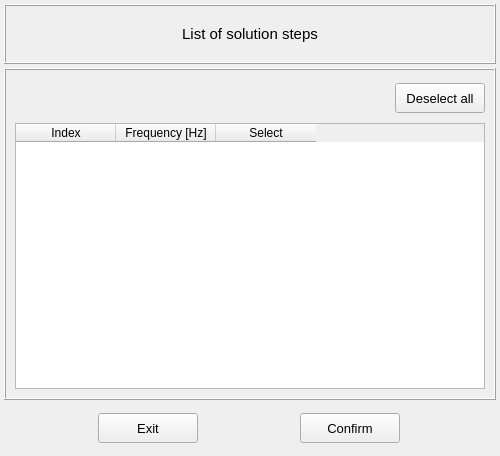
This is vibra/interface/data/ui_files/analysis/user_defined_frequencies_input.ui in MOPT-UFSC/VIBRA as Qt 5 draws it before an edit. The edited form follows.
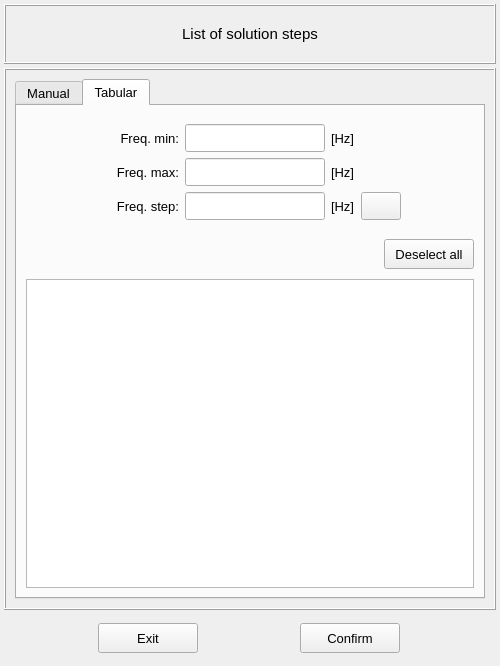
This is the edited form. Icons and pictures are not drawn.

```diff
--- a/vibra/interface/data/ui_files/analysis/user_defined_frequencies_input.ui
+++ b/vibra/interface/data/ui_files/analysis/user_defined_frequencies_input.ui
@@ -7,7 +7,7 @@
     <x>0</x>
     <y>0</y>
     <width>500</width>
-    <height>456</height>
+    <height>666</height>
    </rect>
   </property>
   <property name="windowTitle">
@@ -102,10 +102,227 @@
       <enum>QFrame::Raised</enum>
      </property>
      <layout class="QGridLayout" name="gridLayout_4">
+      <item row="0" column="0">
+       <widget class="QTabWidget" name="tabWidget">
+        <property name="font">
+         <font>
+          <pointsize>10</pointsize>
+         </font>
+        </property>
+        <property name="currentIndex">
+         <number>1</number>
+        </property>
+        <widget class="QWidget" name="tab_2">
+         <attribute name="title">
+          <string>Manual</string>
+         </attribute>
+         <layout class="QGridLayout" name="gridLayout_8">
       <item row="1" column="0">
+           <widget class="QTableWidget" name="tableWidget_frequencies_2">
+            <attribute name="horizontalHeaderVisible">
+             <bool>false</bool>
+            </attribute>
+            <attribute name="verticalHeaderVisible">
+             <bool>false</bool>
+            </attribute>
+            <column>
+             <property name="text">
+              <string>Index</string>
+             </property>
+            </column>
+            <column>
+             <property name="text">
+              <string>Frequency [Hz]</string>
+             </property>
+            </column>
+            <column>
+             <property name="text">
+              <string>Remove</string>
+             </property>
+            </column>
+           </widget>
+          </item>
+          <item row="0" column="0">
+           <widget class="QFrame" name="frame_4">
+            <property name="frameShape">
+             <enum>QFrame::NoFrame</enum>
+            </property>
+            <property name="frameShadow">
+             <enum>QFrame::Raised</enum>
+            </property>
+            <layout class="QGridLayout" name="gridLayout_9">
+             <item row="1" column="1">
+              <widget class="QLabel" name="label_28">
+               <property name="minimumSize">
+                <size>
+                 <width>80</width>
+                 <height>28</height>
+                </size>
+               </property>
+               <property name="maximumSize">
+                <size>
+                 <width>120</width>
+                 <height>28</height>
+                </size>
+               </property>
+               <property name="font">
+                <font>
+                 <pointsize>10</pointsize>
+                 <italic>false</italic>
+                 <kerning>false</kerning>
+                </font>
+               </property>
+               <property name="text">
+                <string>Solution step:</string>
+               </property>
+               <property name="alignment">
+                <set>Qt::AlignRight|Qt::AlignTrailing|Qt::AlignVCenter</set>
+               </property>
+              </widget>
+             </item>
+             <item row="1" column="4">
+              <widget class="QLabel" name="label_29">
+               <property name="minimumSize">
+                <size>
+                 <width>0</width>
+                 <height>28</height>
+                </size>
+               </property>
+               <property name="maximumSize">
+                <size>
+                 <width>32</width>
+                 <height>28</height>
+                </size>
+               </property>
+               <property name="font">
+                <font>
+                 <pointsize>10</pointsize>
+                 <italic>false</italic>
+                </font>
+               </property>
+               <property name="text">
+                <string>[Hz]</string>
+               </property>
+               <property name="alignment">
+                <set>Qt::AlignLeading|Qt::AlignLeft|Qt::AlignVCenter</set>
+               </property>
+              </widget>
+             </item>
+             <item row="1" column="5">
+              <widget class="QPushButton" name="pushButton_add_2">
+               <property name="minimumSize">
+                <size>
+                 <width>40</width>
+                 <height>28</height>
+                </size>
+               </property>
+               <property name="maximumSize">
+                <size>
+                 <width>40</width>
+                 <height>28</height>
+                </size>
+               </property>
+               <property name="font">
+                <font>
+                 <family>MS Shell Dlg 2</family>
+                 <pointsize>10</pointsize>
+                 <weight>50</weight>
+                 <italic>false</italic>
+                 <bold>false</bold>
+                </font>
+               </property>
+               <property name="styleSheet">
+                <string notr="true"/>
+               </property>
+               <property name="text">
+                <string/>
+               </property>
+               <property name="icon">
+                <iconset resource="../../icons/resources.qrc">
+                 <normaloff>:/icons/plus-thick.png</normaloff>:/icons/plus-thick.png</iconset>
+               </property>
+               <property name="iconSize">
+                <size>
+                 <width>18</width>
+                 <height>18</height>
+                </size>
+               </property>
+               <property name="autoDefault">
+                <bool>false</bool>
+               </property>
+              </widget>
+             </item>
+             <item row="1" column="2">
+              <widget class="QLineEdit" name="lineEdit_fstep_2">
+               <property name="minimumSize">
+                <size>
+                 <width>140</width>
+                 <height>28</height>
+                </size>
+               </property>
+               <property name="maximumSize">
+                <size>
+                 <width>180</width>
+                 <height>28</height>
+                </size>
+               </property>
+               <property name="font">
+                <font>
+                 <family>MS Shell Dlg 2</family>
+                 <pointsize>10</pointsize>
+                 <weight>50</weight>
+                 <italic>false</italic>
+                 <bold>false</bold>
+                </font>
+               </property>
+               <property name="styleSheet">
+                <string notr="true"/>
+               </property>
+               <property name="alignment">
+                <set>Qt::AlignCenter</set>
+               </property>
+              </widget>
+             </item>
+             <item row="1" column="6">
+              <spacer name="horizontalSpacer_5">
+               <property name="orientation">
+                <enum>Qt::Horizontal</enum>
+               </property>
+               <property name="sizeHint" stdset="0">
+                <size>
+                 <width>40</width>
+                 <height>20</height>
+                </size>
+               </property>
+              </spacer>
+             </item>
+             <item row="1" column="0">
+              <spacer name="horizontalSpacer_4">
+               <property name="orientation">
+                <enum>Qt::Horizontal</enum>
+               </property>
+               <property name="sizeHint" stdset="0">
+                <size>
+                 <width>40</width>
+                 <height>20</height>
+                </size>
+               </property>
+              </spacer>
+             </item>
+            </layout>
+           </widget>
+          </item>
+         </layout>
+        </widget>
+        <widget class="QWidget" name="tab">
+         <attribute name="title">
+          <string>Tabular</string>
+         </attribute>
+         <layout class="QGridLayout" name="gridLayout_6">
+          <item row="2" column="0">
        <widget class="QTableWidget" name="tableWidget_frequencies">
         <attribute name="horizontalHeaderVisible">
-         <bool>true</bool>
+             <bool>false</bool>
         </attribute>
         <attribute name="verticalHeaderVisible">
          <bool>false</bool>
@@ -128,6 +345,352 @@
        </widget>
       </item>
       <item row="0" column="0">
+           <widget class="QFrame" name="frame_3">
+            <property name="frameShape">
+             <enum>QFrame::NoFrame</enum>
+            </property>
+            <property name="frameShadow">
+             <enum>QFrame::Raised</enum>
+            </property>
+            <layout class="QGridLayout" name="gridLayout_7">
+             <item row="0" column="4">
+              <widget class="QLabel" name="label_24">
+               <property name="minimumSize">
+                <size>
+                 <width>0</width>
+                 <height>28</height>
+                </size>
+               </property>
+               <property name="maximumSize">
+                <size>
+                 <width>32</width>
+                 <height>28</height>
+                </size>
+               </property>
+               <property name="font">
+                <font>
+                 <pointsize>10</pointsize>
+                 <italic>false</italic>
+                </font>
+               </property>
+               <property name="text">
+                <string>[Hz]</string>
+               </property>
+               <property name="alignment">
+                <set>Qt::AlignLeading|Qt::AlignLeft|Qt::AlignVCenter</set>
+               </property>
+              </widget>
+             </item>
+             <item row="2" column="1">
+              <widget class="QLabel" name="label_21">
+               <property name="minimumSize">
+                <size>
+                 <width>80</width>
+                 <height>28</height>
+                </size>
+               </property>
+               <property name="maximumSize">
+                <size>
+                 <width>100</width>
+                 <height>28</height>
+                </size>
+               </property>
+               <property name="font">
+                <font>
+                 <pointsize>10</pointsize>
+                 <italic>false</italic>
+                 <kerning>false</kerning>
+                </font>
+               </property>
+               <property name="text">
+                <string>Freq. step:</string>
+               </property>
+               <property name="alignment">
+                <set>Qt::AlignRight|Qt::AlignTrailing|Qt::AlignVCenter</set>
+               </property>
+              </widget>
+             </item>
+             <item row="2" column="4">
+              <widget class="QLabel" name="label_26">
+               <property name="minimumSize">
+                <size>
+                 <width>0</width>
+                 <height>28</height>
+                </size>
+               </property>
+               <property name="maximumSize">
+                <size>
+                 <width>32</width>
+                 <height>28</height>
+                </size>
+               </property>
+               <property name="font">
+                <font>
+                 <pointsize>10</pointsize>
+                 <italic>false</italic>
+                </font>
+               </property>
+               <property name="text">
+                <string>[Hz]</string>
+               </property>
+               <property name="alignment">
+                <set>Qt::AlignLeading|Qt::AlignLeft|Qt::AlignVCenter</set>
+               </property>
+              </widget>
+             </item>
+             <item row="0" column="1">
+              <widget class="QLabel" name="label_22">
+               <property name="minimumSize">
+                <size>
+                 <width>80</width>
+                 <height>28</height>
+                </size>
+               </property>
+               <property name="maximumSize">
+                <size>
+                 <width>100</width>
+                 <height>28</height>
+                </size>
+               </property>
+               <property name="font">
+                <font>
+                 <pointsize>10</pointsize>
+                 <italic>false</italic>
+                 <kerning>false</kerning>
+                </font>
+               </property>
+               <property name="text">
+                <string>Freq. min:</string>
+               </property>
+               <property name="alignment">
+                <set>Qt::AlignRight|Qt::AlignTrailing|Qt::AlignVCenter</set>
+               </property>
+              </widget>
+             </item>
+             <item row="1" column="1">
+              <widget class="QLabel" name="label_23">
+               <property name="minimumSize">
+                <size>
+                 <width>80</width>
+                 <height>28</height>
+                </size>
+               </property>
+               <property name="maximumSize">
+                <size>
+                 <width>100</width>
+                 <height>28</height>
+                </size>
+               </property>
+               <property name="font">
+                <font>
+                 <pointsize>10</pointsize>
+                 <italic>false</italic>
+                 <kerning>false</kerning>
+                </font>
+               </property>
+               <property name="text">
+                <string>Freq. max:</string>
+               </property>
+               <property name="alignment">
+                <set>Qt::AlignRight|Qt::AlignTrailing|Qt::AlignVCenter</set>
+               </property>
+              </widget>
+             </item>
+             <item row="0" column="0">
+              <spacer name="horizontalSpacer_2">
+               <property name="orientation">
+                <enum>Qt::Horizontal</enum>
+               </property>
+               <property name="sizeHint" stdset="0">
+                <size>
+                 <width>40</width>
+                 <height>20</height>
+                </size>
+               </property>
+              </spacer>
+             </item>
+             <item row="1" column="2">
+              <widget class="QLineEdit" name="lineEdit_fmax">
+               <property name="minimumSize">
+                <size>
+                 <width>140</width>
+                 <height>28</height>
+                </size>
+               </property>
+               <property name="maximumSize">
+                <size>
+                 <width>180</width>
+                 <height>28</height>
+                </size>
+               </property>
+               <property name="font">
+                <font>
+                 <family>MS Shell Dlg 2</family>
+                 <pointsize>10</pointsize>
+                 <weight>50</weight>
+                 <italic>false</italic>
+                 <bold>false</bold>
+                </font>
+               </property>
+               <property name="styleSheet">
+                <string notr="true"/>
+               </property>
+               <property name="alignment">
+                <set>Qt::AlignCenter</set>
+               </property>
+              </widget>
+             </item>
+             <item row="1" column="4">
+              <widget class="QLabel" name="label_25">
+               <property name="minimumSize">
+                <size>
+                 <width>0</width>
+                 <height>28</height>
+                </size>
+               </property>
+               <property name="maximumSize">
+                <size>
+                 <width>32</width>
+                 <height>28</height>
+                </size>
+               </property>
+               <property name="font">
+                <font>
+                 <pointsize>10</pointsize>
+                 <italic>false</italic>
+                </font>
+               </property>
+               <property name="text">
+                <string>[Hz]</string>
+               </property>
+               <property name="alignment">
+                <set>Qt::AlignLeading|Qt::AlignLeft|Qt::AlignVCenter</set>
+               </property>
+              </widget>
+             </item>
+             <item row="2" column="2">
+              <widget class="QLineEdit" name="lineEdit_fstep">
+               <property name="minimumSize">
+                <size>
+                 <width>140</width>
+                 <height>28</height>
+                </size>
+               </property>
+               <property name="maximumSize">
+                <size>
+                 <width>180</width>
+                 <height>28</height>
+                </size>
+               </property>
+               <property name="font">
+                <font>
+                 <family>MS Shell Dlg 2</family>
+                 <pointsize>10</pointsize>
+                 <weight>50</weight>
+                 <italic>false</italic>
+                 <bold>false</bold>
+                </font>
+               </property>
+               <property name="styleSheet">
+                <string notr="true"/>
+               </property>
+               <property name="alignment">
+                <set>Qt::AlignCenter</set>
+               </property>
+              </widget>
+             </item>
+             <item row="0" column="2">
+              <widget class="QLineEdit" name="lineEdit_fmin">
+               <property name="minimumSize">
+                <size>
+                 <width>140</width>
+                 <height>28</height>
+                </size>
+               </property>
+               <property name="maximumSize">
+                <size>
+                 <width>180</width>
+                 <height>28</height>
+                </size>
+               </property>
+               <property name="font">
+                <font>
+                 <family>MS Shell Dlg 2</family>
+                 <pointsize>10</pointsize>
+                 <weight>50</weight>
+                 <italic>false</italic>
+                 <bold>false</bold>
+                </font>
+               </property>
+               <property name="styleSheet">
+                <string notr="true"/>
+               </property>
+               <property name="alignment">
+                <set>Qt::AlignCenter</set>
+               </property>
+              </widget>
+             </item>
+             <item row="0" column="7">
+              <spacer name="horizontalSpacer_3">
+               <property name="orientation">
+                <enum>Qt::Horizontal</enum>
+               </property>
+               <property name="sizeHint" stdset="0">
+                <size>
+                 <width>40</width>
+                 <height>20</height>
+                </size>
+               </property>
+              </spacer>
+             </item>
+             <item row="2" column="5">
+              <widget class="QPushButton" name="pushButton_add">
+               <property name="minimumSize">
+                <size>
+                 <width>40</width>
+                 <height>28</height>
+                </size>
+               </property>
+               <property name="maximumSize">
+                <size>
+                 <width>40</width>
+                 <height>28</height>
+                </size>
+               </property>
+               <property name="font">
+                <font>
+                 <family>MS Shell Dlg 2</family>
+                 <pointsize>10</pointsize>
+                 <weight>50</weight>
+                 <italic>false</italic>
+                 <bold>false</bold>
+                </font>
+               </property>
+               <property name="styleSheet">
+                <string notr="true"/>
+               </property>
+               <property name="text">
+                <string/>
+               </property>
+               <property name="icon">
+                <iconset>
+                 <normaloff>:/icons/add.png</normaloff>:/icons/add.png</iconset>
+               </property>
+               <property name="iconSize">
+                <size>
+                 <width>20</width>
+                 <height>20</height>
+                </size>
+               </property>
+               <property name="autoDefault">
+                <bool>false</bool>
+               </property>
+              </widget>
+             </item>
+            </layout>
+           </widget>
+          </item>
+          <item row="1" column="0">
        <widget class="QFrame" name="frame_2">
         <property name="frameShape">
          <enum>QFrame::NoFrame</enum>
@@ -203,6 +766,10 @@
       </item>
      </layout>
     </widget>
+       </widget>
+      </item>
+     </layout>
+    </widget>
    </item>
    <item row="2" column="0">
     <widget class="QFrame" name="frame_buttons">
```
Left out of the diff: 136 changed lines with no effect on the pictures. Lines whose indentation alone changed are shown as unchanged.
